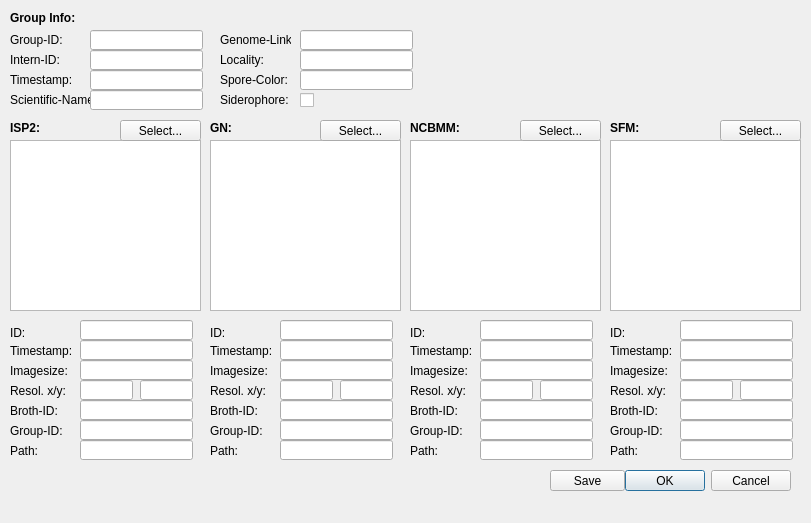
First picture: the form in StreptoDB/MultiUploadDialog.ui, repository alexjanssen/StreptoDB, before the edit.
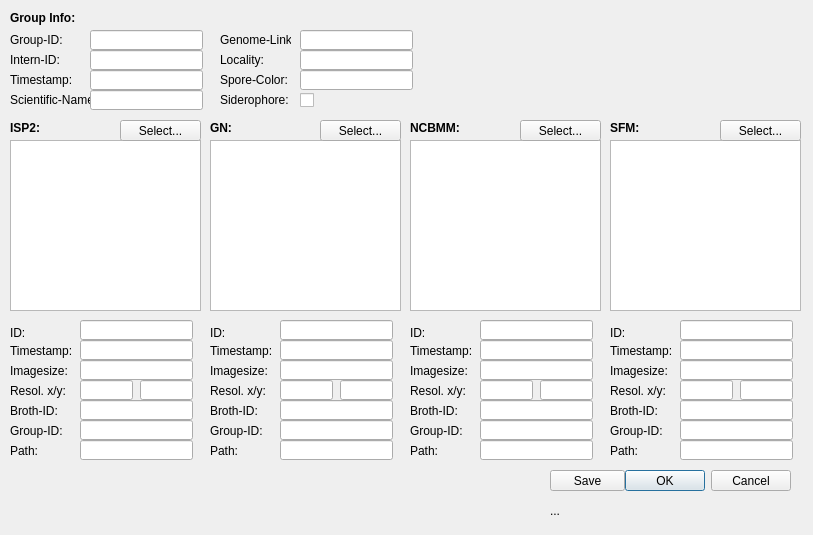
Second picture: the form after the edit.

Commit message:
MultiUploadDialog -added class and header file -added function selectFile1() //QFileDialog -added function loadFile(string,int) //auto fill parameters, HINT:MALLOC THROWS ERROR
DBController
-new MaxID function for Group
-added function addGroup()

StreptoGUI
-added bttn to call MultiUploadDialog

Patch:
```diff
--- a/StreptoDB/MultiUploadDialog.ui
+++ b/StreptoDB/MultiUploadDialog.ui
@@ -6,8 +6,8 @@
    <rect>
     <x>0</x>
     <y>0</y>
-    <width>811</width>
-    <height>523</height>
+    <width>813</width>
+    <height>535</height>
    </rect>
   </property>
   <property name="windowTitle">
@@ -1100,6 +1100,19 @@
     </rect>
    </property>
   </widget>
+  <widget class="QLabel" name="label_out">
+   <property name="geometry">
+    <rect>
+     <x>550</x>
+     <y>500</y>
+     <width>241</width>
+     <height>21</height>
+    </rect>
+   </property>
+   <property name="text">
+    <string>...</string>
+   </property>
+  </widget>
  </widget>
  <resources/>
  <connections>
```
Left out of the diff: 87 changed lines with no effect on the pictures. The commit also changes 13 other files.
